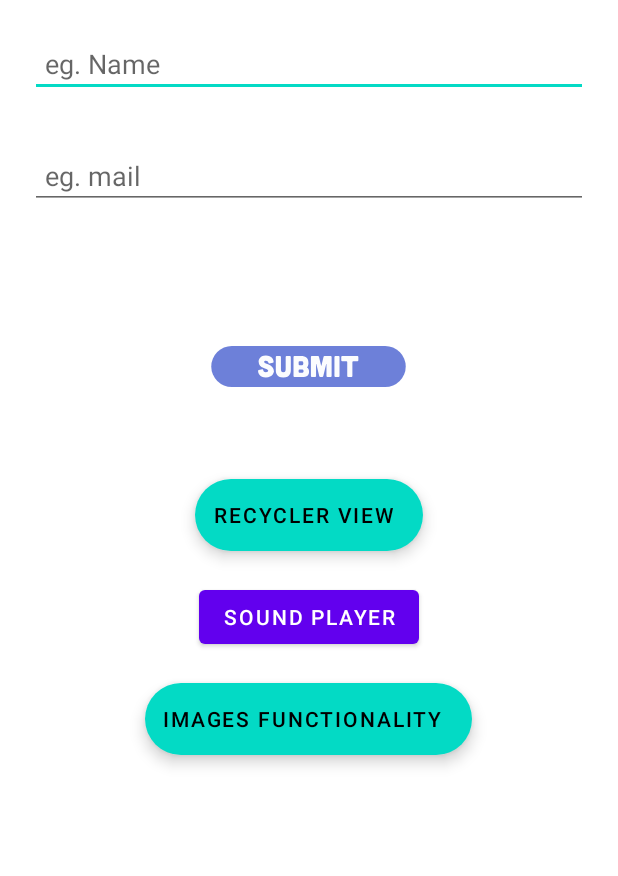
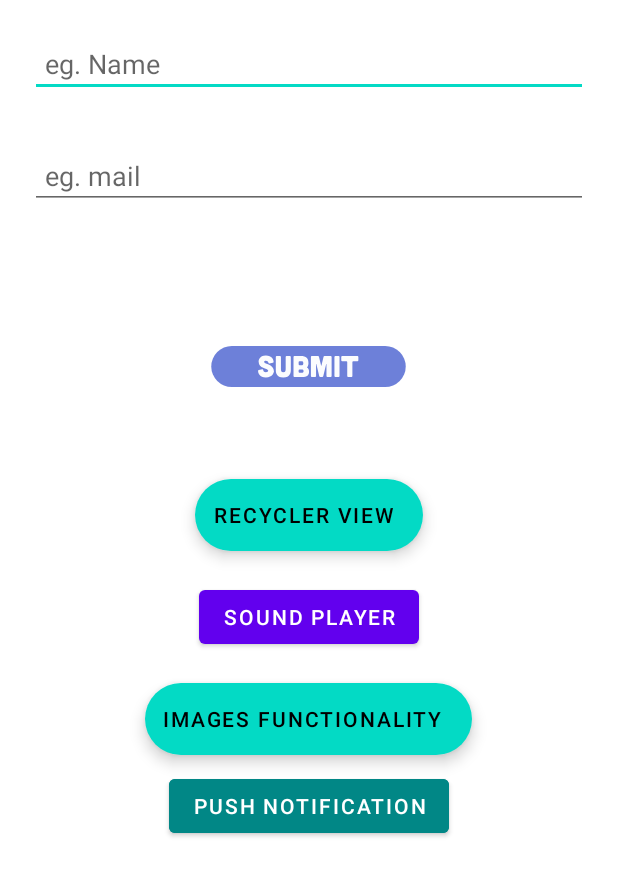
Before and after one commit to RiteshBakare/Demo-Application-Features, an Android app: the screen it shows after launch (MainActivity), on a phone screen of 412 x 824 dp. Shown: the top 876 px of the screen. Run offline under Robolectric (Android 15) with nearby library versions, the phone set to English and light mode, and no system bars.

Commit message:
Notification Feature is Added when Button is Pressed this Notification is popped up

```diff
--- a/app/src/main/AndroidManifest.xml
+++ b/app/src/main/AndroidManifest.xml
@@ -3,6 +3,8 @@
     xmlns:tools="http://schemas.android.com/tools">
 
     <uses-permission android:name="android.permission.CAMERA" />
+
+    <uses-permission android:name="android.permission.POST_NOTIFICATIONS" />
 
     <application
         android:allowBackup="true"
--- a/app/src/main/java/com/gmail/riteshbakare420/myDemoApp/MainActivity.kt
+++ b/app/src/main/java/com/gmail/riteshbakare420/myDemoApp/MainActivity.kt
@@ -1,11 +1,19 @@
 package com.gmail.riteshbakare420.myDemoApp
 
 
+import android.Manifest
 import android.animation.Animator
 import android.annotation.SuppressLint
+import android.app.Notification
+import android.app.NotificationChannel
+import android.app.NotificationManager
+import android.content.Context
 import android.content.Intent
+import android.content.pm.PackageManager
+import android.graphics.Color
 import android.media.MediaPlayer
 import android.net.Uri
+import android.os.Build
 import androidx.appcompat.app.AppCompatActivity
 import android.os.Bundle
 import android.util.Log
@@ -13,6 +21,10 @@ import android.view.Menu
 import android.widget.Button
 import android.widget.EditText
 import android.widget.Toast
+import androidx.core.app.ActivityCompat
+import androidx.core.app.NotificationCompat
+import androidx.core.app.NotificationManagerCompat
+import androidx.core.content.ContextCompat
 import com.airbnb.lottie.LottieAnimationView
 
 
@@ -23,6 +35,12 @@ class MainActivity : AppCompatActivity() {
     private lateinit var btnAnimation: LottieAnimationView
 
     private lateinit var player: MediaPlayer
+
+    // Constance for Notification
+
+    val CHANNEL_ID = "CHANNEL_ID"
+    val CHANNEL_NAME = "CHANNEL_NAME"
+    val NOTIFICATION_ID = 0
 
     @SuppressLint("MissingInflatedId")
     override fun onCreate(savedInstanceState: Bundle?) {
@@ -62,7 +80,29 @@ class MainActivity : AppCompatActivity() {
         }
 
         findViewById<Button>(R.id.btnImages).setOnClickListener {
-            startActivity(Intent(this,ImagesWithCamera::class.java))
+            startActivity(Intent(this, ImagesWithCamera::class.java))
+        }
+
+        // Notification
+        createNotificationChannel() // this method will create an Notification channel
+
+        val notification = NotificationCompat.Builder(this, CHANNEL_ID)
+            .setContentTitle("this is My Notification !!! ")
+            .setContentText("this is the text in the Notification :-) ")
+            .setSmallIcon(R.drawable.sandwithc)
+            .setPriority(NotificationCompat.PRIORITY_HIGH)
+            .build()
+
+        val notificationManager = NotificationManagerCompat.from(this)
+
+        findViewById<Button>(R.id.btnNotification).setOnClickListener {
+
+            if(ContextCompat.checkSelfPermission(this,Manifest.permission.POST_NOTIFICATIONS) != PackageManager.PERMISSION_GRANTED) {
+                Toast.makeText(this,"Please Give permission to Notification",Toast.LENGTH_LONG).show()
+            }
+            else {
+                notificationManager.notify(NOTIFICATION_ID,notification)
+            }
         }
 
     }
@@ -80,4 +120,23 @@ class MainActivity : AppCompatActivity() {
         }
     }
 
+    // function for notification
+    fun createNotificationChannel() {
+
+        if (Build.VERSION.SDK_INT > Build.VERSION_CODES.O) {
+            val channel = NotificationChannel(
+                CHANNEL_ID,
+                CHANNEL_NAME,
+                NotificationManager.IMPORTANCE_DEFAULT
+            ).apply {
+                lightColor = Color.RED
+                enableLights(true)
+            }
+            val manager = getSystemService(Context.NOTIFICATION_SERVICE) as NotificationManager
+
+            manager.createNotificationChannel(channel)
+        }
+
+    }
+
 }
--- a/app/src/main/res/layout/activity_main.xml
+++ b/app/src/main/res/layout/activity_main.xml
@@ -68,6 +68,14 @@
         android:text="Images Functionality"
         />
 
-
+    <Button
+        android:id="@+id/btnNotification"
+        android:layout_width="wrap_content"
+        android:layout_height="wrap_content"
+        android:layout_gravity="center"
+        android:layout_margin="10dp"
+        android:text="Push Notification"
+        android:backgroundTint="@color/teal_700"
+        />
 
 </LinearLayout>
```
